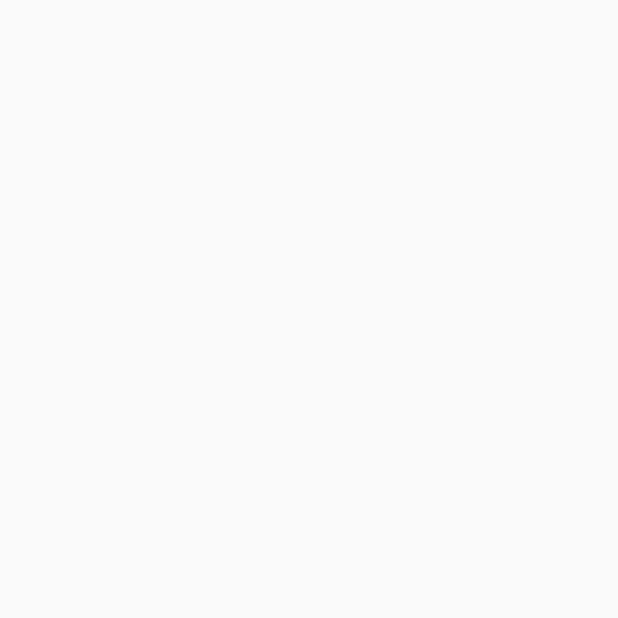
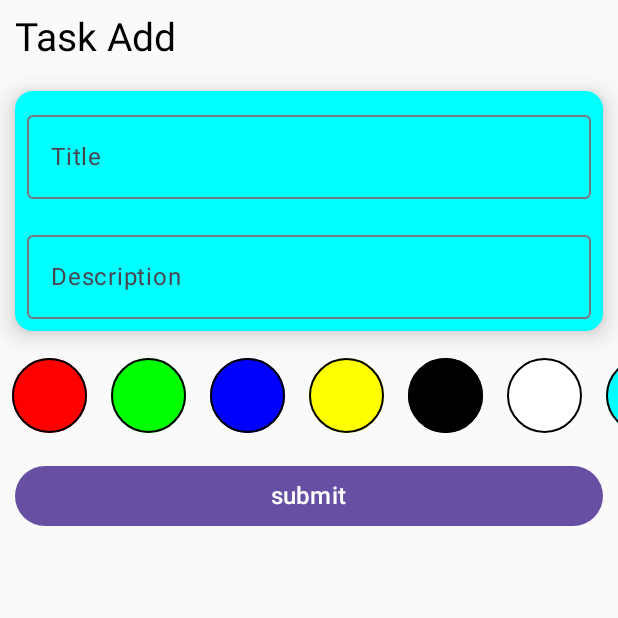
Before and after one commit to Kubusiowy/ToDoAppNew, an Android app built with Jetpack Compose: the TaskAdd screen opened directly, with no data from a screen before it, on a phone screen of 412 x 824 dp, the top half of it. Before the commit the part shown is empty. Run offline under Robolectric (Android 15) with nearby library versions, the phone set to English and light mode, and no system bars; our stand-ins replace accompanist.

Commit message:
dodanie dodawanie i wyswietlanie zadan

```diff
--- a/app/src/main/java/com/example/todoappnew/TaskAdd.kt
+++ b/app/src/main/java/com/example/todoappnew/TaskAdd.kt
@@ -1,17 +1,53 @@
 package com.example.todoappnew
 
+import android.app.Activity
+import android.content.Intent
 import android.os.Bundle
+import android.widget.Button
+import android.widget.Toast
 import androidx.activity.ComponentActivity
 import androidx.activity.compose.setContent
 import androidx.activity.enableEdgeToEdge
+import androidx.compose.foundation.border
+import androidx.compose.foundation.layout.Box
+import androidx.compose.foundation.layout.Column
+import androidx.compose.foundation.layout.Spacer
+import androidx.compose.foundation.layout.WindowInsets
+import androidx.compose.foundation.layout.asPaddingValues
 import androidx.compose.foundation.layout.fillMaxSize
+import androidx.compose.foundation.layout.fillMaxWidth
+import androidx.compose.foundation.layout.height
 import androidx.compose.foundation.layout.padding
+import androidx.compose.foundation.layout.size
+import androidx.compose.foundation.layout.systemBars
+import androidx.compose.foundation.layout.width
+import androidx.compose.foundation.lazy.LazyRow
+import androidx.compose.foundation.lazy.items
+import androidx.compose.foundation.shape.CircleShape
+import androidx.compose.foundation.shape.RoundedCornerShape
+import androidx.compose.material3.Button
+import androidx.compose.material3.ButtonDefaults
+import androidx.compose.material3.Card
+import androidx.compose.material3.CardDefaults
+import androidx.compose.material3.OutlinedTextField
 import androidx.compose.material3.Scaffold
 import androidx.compose.material3.Text
 import androidx.compose.runtime.Composable
+import androidx.compose.runtime.getValue
+import androidx.compose.runtime.mutableStateOf
+import androidx.compose.runtime.remember
+import androidx.compose.runtime.setValue
+import androidx.compose.ui.Alignment
 import androidx.compose.ui.Modifier
+import androidx.compose.ui.graphics.Color
 import androidx.compose.ui.graphics.Color.Companion.Black
+import androidx.compose.ui.platform.LocalContext
+import androidx.compose.ui.text.TextStyle
 import androidx.compose.ui.tooling.preview.Preview
+import androidx.compose.ui.unit.dp
+import androidx.compose.ui.unit.sp
+import com.example.todoappnew.model.ColorEnum
+import com.example.todoappnew.model.Task
 import com.example.todoappnew.ui.theme.ToDoAppNewTheme
 import com.google.accompanist.systemuicontroller.rememberSystemUiController
 
@@ -23,7 +59,7 @@ class TaskAdd : ComponentActivity() {
             val systemUiController = rememberSystemUiController()
             systemUiController.setSystemBarsColor(color = Black)
 
-
+            TaskAddScreen()
         }
     }
 }
@@ -31,5 +67,77 @@ class TaskAdd : ComponentActivity() {
 @Composable
 fun TaskAddScreen()
 {
+    var TextTitle by remember { mutableStateOf("") }
+    var TextDescription by remember { mutableStateOf("") }
+    var CardColor by remember { mutableStateOf(ColorEnum.CYAN)}
+    val context = LocalContext.current
+
+    Column(modifier = Modifier.padding(WindowInsets.systemBars.asPaddingValues()))
+    {
+        Text(text = "Task Add", fontSize =  26.sp ,modifier = Modifier.padding(10.dp))
+        Column()
+        {
+            Card(modifier = Modifier.padding(10.dp),
+                elevation = CardDefaults.cardElevation(10.dp),
+                colors = CardDefaults.cardColors(containerColor = CardColor.color)
+                )
+            {
+                OutlinedTextField(
+                    value = TextTitle,
+                    onValueChange = { TextTitle = it },
+                    label = { Text("Title") },
+                    textStyle = TextStyle(color = if(CardColor == ColorEnum.BLACK|| CardColor  == ColorEnum.BLUE  || CardColor == ColorEnum.GRAY) Color.White else Color.Black),
+                    modifier = Modifier
+                        .fillMaxWidth()
+                        .padding(8.dp)
+                )
+
+                OutlinedTextField(
+                    value = TextDescription,
+                    onValueChange = { TextDescription = it },
+                    label = { Text("Description") },
+                    textStyle = TextStyle(color = if(CardColor == ColorEnum.BLACK|| CardColor  == ColorEnum.BLUE  || CardColor == ColorEnum.GRAY) Color.White else Color.Black),
+                    modifier = Modifier
+                        .fillMaxWidth()
+                        .padding(8.dp)
+                )
+
+            }
+
+            LazyRow(modifier = Modifier.fillMaxWidth())
+            {
+                items(ColorEnum.values()) { colorEnum ->
+                    androidx.compose.material3.Button(onClick = { CardColor = colorEnum},
+                        modifier = Modifier.padding(8.dp).size(50.dp).border(1.dp, color = Color.Black, shape = CircleShape), shape = CircleShape,
+                        colors = ButtonDefaults.buttonColors(containerColor = colorEnum.color)
+                            ){
+
+
+                    }
+
+                }
+
+            }
+
+            Button(onClick = {
+                if(TextTitle.isNotEmpty() && TextDescription.isNotEmpty())
+                {
+                    val task = Task(title = TextTitle, description = TextDescription, colorType = CardColor)
+                    var intent = Intent(context, MainActivity::class.java).apply{
+                        putExtra("Task", task)
+
+                    }
+                    context.startActivity(intent)
+                    (context as? ComponentActivity)?.finish()
+                }
+                else{
+                    Toast.makeText(context, "uzupełnij dane", Toast.LENGTH_SHORT).show()
+                }
+
+            }, modifier = Modifier.padding(10.dp).fillMaxWidth()) {
+                Text(text = "submit", fontSize = 16.sp)
+            }
+        }
+    }
 
 }
--- a/app/src/main/java/com/example/todoappnew/model/Task.kt
+++ b/app/src/main/java/com/example/todoappnew/model/Task.kt
@@ -1,15 +1,16 @@
 package com.example.todoappnew.model
 
 import androidx.compose.ui.graphics.Color
+import java.io.Serializable
 import java.util.UUID
 
 data class Task(
     val title:String,
     val description:String,
     val colorType:ColorEnum
-)
+): Serializable
 
-enum class ColorEnum(color:Color){
+enum class ColorEnum(val color:Color){
     RED(Color.Red),
     GREEN(Color.Green),
     BLUE(Color.Blue),
@@ -19,6 +20,5 @@ enum class ColorEnum(color:Color){
     CYAN(Color.Cyan),
     MAGENTA(Color.Magenta),
     GRAY(Color.Gray),
-    TRANSPARENT(Color.Transparent),
 
 }
```
Also changed, not shown: app/src/main/java/com/example/todoappnew/MainActivity.kt (+56 -12 lines).
